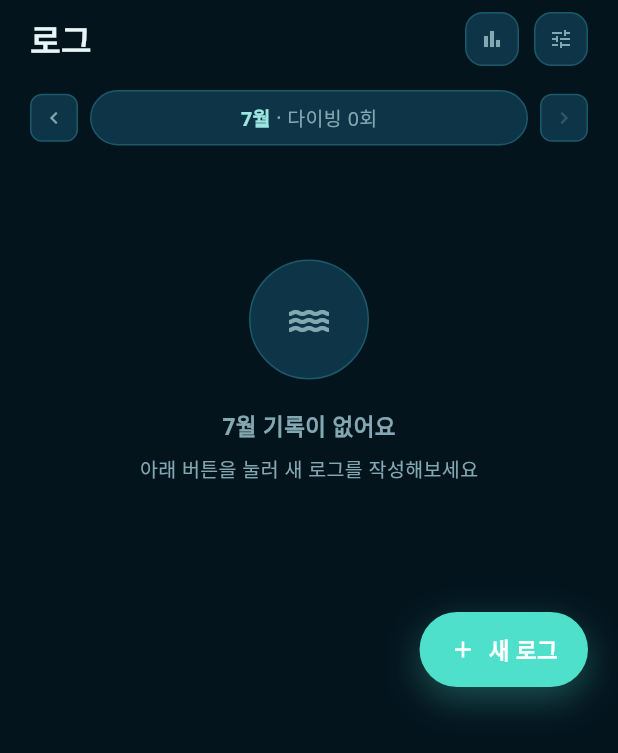
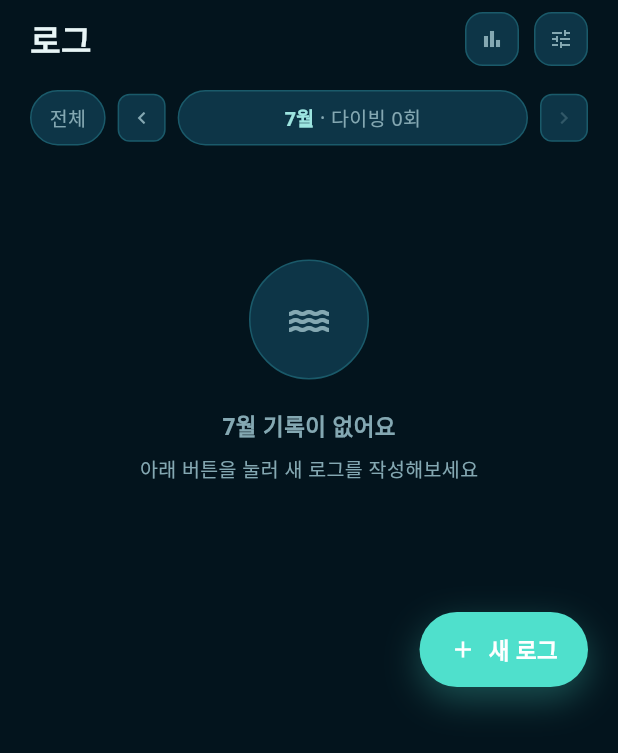
Before and after one commit to elain2/freedive_coach_app, a Flutter app: the LogTimelineScreen widget shown alone on an empty page, opened directly, on a phone screen of 412 x 824 dp. Shown: the top 753 px of the screen. Run offline on Flutter 3.47's test engine with Material 3 defaults, Android fonts, the phone set to English and light mode, and no system bars; our stand-ins replace audioplayers, fl_chart, flutter_dotenv, google_fonts, image_picker, shared_preferences and 5 more; missing offline and left inert: video_thumbnail; accounts and stored records are empty.

Commit message:
Add "view all logs" toggle to log timeline screen
- Add "전체" button to toggle between all logs and monthly view
- Disable month navigation when viewing all logs
- Show total log count in all logs mode
- Update empty state message for all logs view

Co-Authored-By: Claude Opus 4.5 <noreply@anthropic.com>

```diff
--- a/freedive_coach/lib/screens/log_timeline_screen.dart
+++ b/freedive_coach/lib/screens/log_timeline_screen.dart
@@ -22,6 +22,7 @@ class _LogTimelineScreenState extends State<LogTimelineScreen> {
   MonthlyStats? _monthlyStats;
   bool _isLoading = true;
   Discipline? _filterDiscipline;
+  bool _showAllLogs = false;
 
   late int _selectedYear;
   late int _selectedMonth;
@@ -39,8 +40,16 @@ class _LogTimelineScreenState extends State<LogTimelineScreen> {
     setState(() => _isLoading = true);
 
     try {
-      final logs = await _logStorage.getLogsByMonth(_selectedYear, _selectedMonth);
-      final stats = await _logStorage.getMonthlyStats(_selectedYear, _selectedMonth);
+      List<DiveLog> logs;
+      MonthlyStats? stats;
+
+      if (_showAllLogs) {
+        logs = await _logStorage.getLogs();
+        stats = null;
+      } else {
+        logs = await _logStorage.getLogsByMonth(_selectedYear, _selectedMonth);
+        stats = await _logStorage.getMonthlyStats(_selectedYear, _selectedMonth);
+      }
 
       setState(() {
         _logs = logs;
@@ -253,8 +262,34 @@ class _LogTimelineScreenState extends State<LogTimelineScreen> {
 
     return Row(
       children: [
+        // All logs toggle button
         GestureDetector(
-          onTap: _previousMonth,
+          onTap: () {
+            setState(() => _showAllLogs = !_showAllLogs);
+            _loadLogs();
+          },
+          child: Container(
+            padding: const EdgeInsets.symmetric(horizontal: 12, vertical: 8),
+            decoration: BoxDecoration(
+              color: _showAllLogs ? AppColors.tealDim : AppColors.surface,
+              borderRadius: BorderRadius.circular(20),
+              border: Border.all(
+                color: _showAllLogs ? AppColors.primary : AppColors.line,
+              ),
+            ),
+            child: Text(
+              '전체',
+              style: AppTextStyles.bodySmall.copyWith(
+                color: _showAllLogs ? Colors.white : AppColors.muted,
+                fontWeight: _showAllLogs ? FontWeight.w700 : FontWeight.normal,
+              ),
+            ),
+          ),
+        ),
+        const SizedBox(width: 8),
+        // Month navigation (disabled when showing all logs)
+        GestureDetector(
+          onTap: _showAllLogs ? null : _previousMonth,
           child: Container(
             width: 32,
             height: 32,
@@ -263,7 +298,11 @@ class _LogTimelineScreenState extends State<LogTimelineScreen> {
               borderRadius: BorderRadius.circular(8),
               border: Border.all(color: AppColors.line),
             ),
-            child: const Icon(Icons.chevron_left, size: 16, color: AppColors.muted),
+            child: Icon(
+              Icons.chevron_left,
+              size: 16,
+              color: _showAllLogs ? AppColors.muted.withValues(alpha: 0.3) : AppColors.muted,
+            ),
           ),
         ),
         const SizedBox(width: 8),
@@ -271,13 +310,27 @@ class _LogTimelineScreenState extends State<LogTimelineScreen> {
           child: Container(
             padding: const EdgeInsets.symmetric(horizontal: 14, vertical: 8),
             decoration: BoxDecoration(
-              color: AppColors.surface,
+              color: _showAllLogs ? AppColors.surface2 : AppColors.surface,
               borderRadius: BorderRadius.circular(20),
               border: Border.all(color: AppColors.line),
             ),
             child: Row(
               mainAxisAlignment: MainAxisAlignment.center,
               children: [
+                if (_showAllLogs) ...[
+                  Text(
+                    '전체 로그',
+                    style: AppTextStyles.bodySmall.copyWith(
+                      color: AppColors.primaryBright,
+                      fontWeight: FontWeight.w700,
+                    ),
+                  ),
+                  Text(' · ', style: AppTextStyles.bodySmall.copyWith(color: AppColors.muted)),
+                  Text(
+                    '${_logs.length}회',
+                    style: AppTextStyles.bodySmall.copyWith(color: AppColors.muted),
+                  ),
+                ] else ...[
                   Text(
                     '$_selectedMonth월',
                     style: AppTextStyles.bodySmall.copyWith(
@@ -297,12 +350,13 @@ class _LogTimelineScreenState extends State<LogTimelineScreen> {
                     ],
                   ],
                 ],
+              ],
             ),
           ),
         ),
         const SizedBox(width: 8),
         GestureDetector(
-          onTap: isCurrentMonth ? null : _nextMonth,
+          onTap: (_showAllLogs || isCurrentMonth) ? null : _nextMonth,
           child: Container(
             width: 32,
             height: 32,
@@ -314,7 +368,7 @@ class _LogTimelineScreenState extends State<LogTimelineScreen> {
             child: Icon(
               Icons.chevron_right,
               size: 16,
-              color: isCurrentMonth ? AppColors.muted.withValues(alpha: 0.3) : AppColors.muted,
+              color: (_showAllLogs || isCurrentMonth) ? AppColors.muted.withValues(alpha: 0.3) : AppColors.muted,
             ),
           ),
         ),
@@ -335,6 +389,15 @@ class _LogTimelineScreenState extends State<LogTimelineScreen> {
 
   Widget _buildEmptyState() {
     final isFiltered = _filterDiscipline != null && _logs.isNotEmpty;
+
+    String emptyMessage;
+    if (isFiltered) {
+      emptyMessage = '${_filterDiscipline!.displayName} 기록이 없어요';
+    } else if (_showAllLogs) {
+      emptyMessage = '아직 기록이 없어요';
+    } else {
+      emptyMessage = '$_selectedMonth월 기록이 없어요';
+    }
 
     return Center(
       child: Padding(
@@ -357,9 +420,7 @@ class _LogTimelineScreenState extends State<LogTimelineScreen> {
             ),
             const SizedBox(height: 20),
             Text(
-              isFiltered
-                  ? '${_filterDiscipline!.displayName} 기록이 없어요'
-                  : '$_selectedMonth월 기록이 없어요',
+              emptyMessage,
               style: AppTextStyles.sectionTitle.copyWith(color: AppColors.muted),
             ),
             const SizedBox(height: 8),
```
Lines whose indentation alone changed are shown as unchanged.
